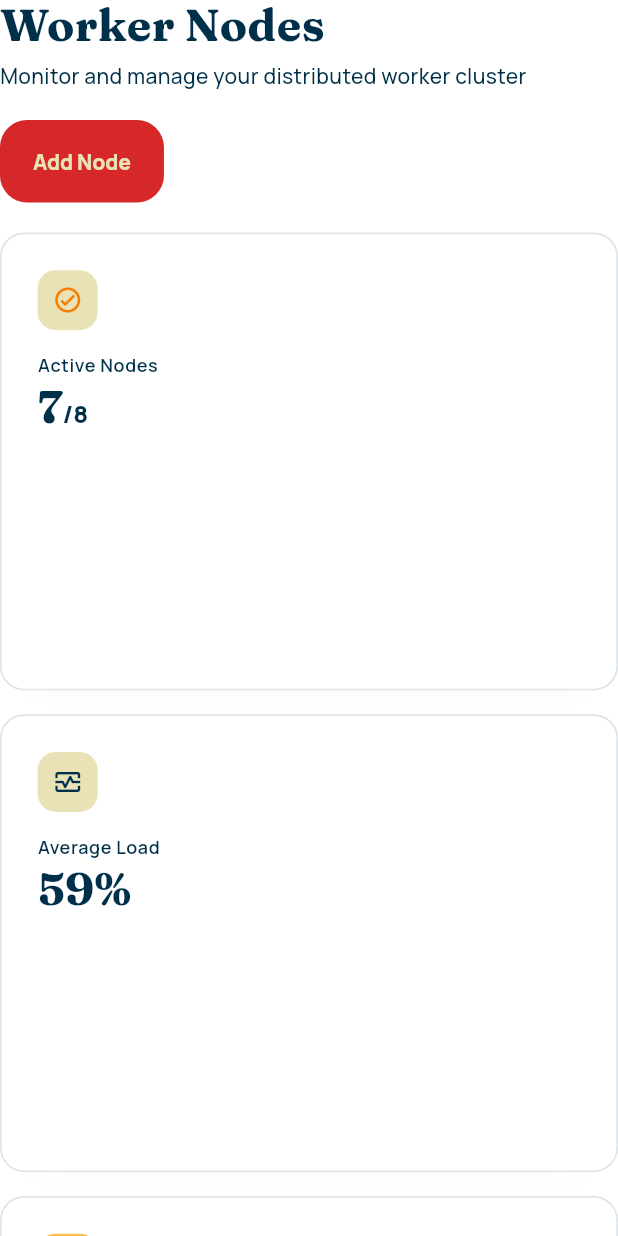
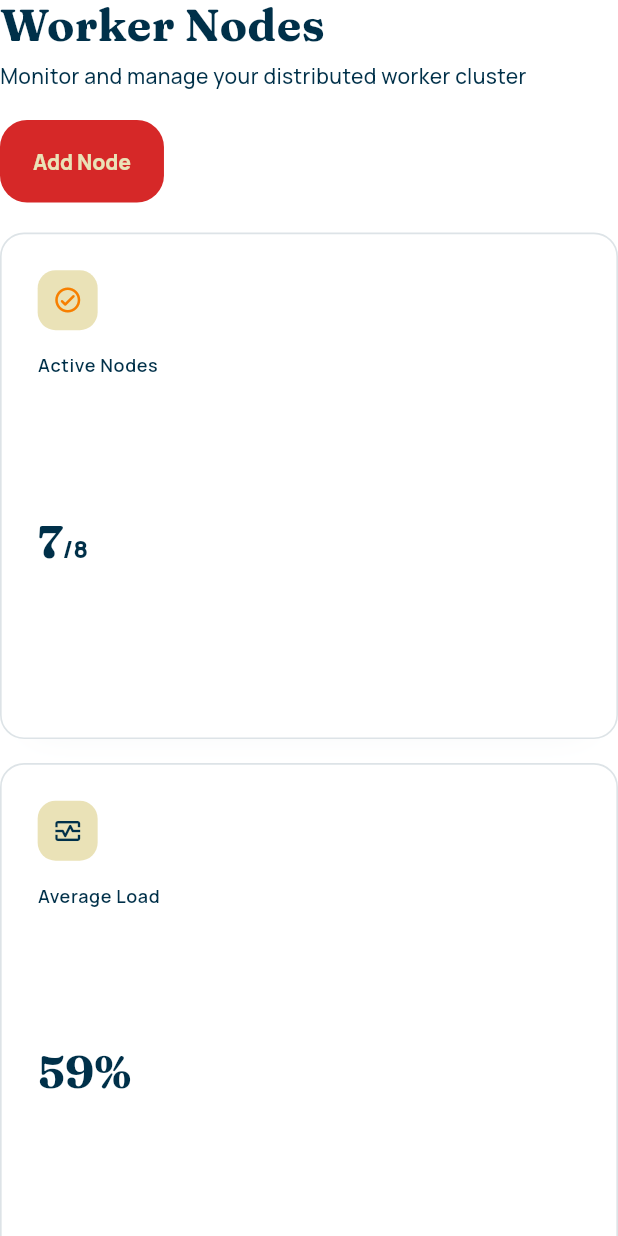
Before and after one commit to DistribuidosN/Frontend, a Flutter app: the NodesPage widget shown alone on an empty page, opened directly, on a phone screen of 412 x 824 dp. Run offline on Flutter 3.47's test engine with Material 3 defaults, Android fonts, the phone set to English and light mode, and no system bars; our stand-ins replace flutter_svg, google_fonts; project files that could hold a hidden picture were left out.

Commit message:
modified:   flutter_app/lib/features/nodes/presentation/nodes_page.dart modified:   flutter_app/lib/features/shell/presentation/shell.dart

```diff
--- a/flutter_app/lib/features/nodes/presentation/nodes_page.dart
+++ b/flutter_app/lib/features/nodes/presentation/nodes_page.dart
@@ -94,7 +94,7 @@ class _NodesPageState extends State<NodesPage> {
         const SizedBox(height: 20),
         AdaptiveGrid(
           minItemWidth: 220,
-          childAspectRatio: 1.35,
+          childAspectRatio: 1.22,
           children: <Widget>[
             _NodesSummaryCard(
               icon: Icons.check_circle_outline_rounded,
@@ -354,43 +354,75 @@ class _NodesSummaryCard extends StatelessWidget {
   Widget build(BuildContext context) {
     return AppSurface(
       radius: 16,
-      padding: const EdgeInsets.all(24),
+      padding: EdgeInsets.zero,
+      child: LayoutBuilder(
+        builder: (BuildContext context, BoxConstraints constraints) {
+          final bool compact =
+              constraints.maxWidth < 220 || constraints.maxHeight < 150;
+          final double contentPadding = compact ? 16 : 24;
+          final double iconBox = compact ? 34 : 40;
+          final double iconSize = compact ? 18 : 20;
+          final double titleGap = compact ? 10 : 14;
+          final double valueGap = compact ? 4 : 6;
+
+          return Padding(
+            padding: EdgeInsets.all(contentPadding),
             child: Column(
               crossAxisAlignment: CrossAxisAlignment.start,
               children: <Widget>[
                 Container(
-            width: 40,
-            height: 40,
+                  width: iconBox,
+                  height: iconBox,
                   decoration: BoxDecoration(
                     color: iconBackground,
-              borderRadius: BorderRadius.circular(12),
+                    borderRadius: BorderRadius.circular(compact ? 11 : 12),
                   ),
-            child: Icon(icon, size: 20, color: iconColor),
+                  child: Icon(icon, size: iconSize, color: iconColor),
                 ),
-          const SizedBox(height: 14),
+                SizedBox(height: titleGap),
                 Text(
                   label,
+                  maxLines: 1,
+                  overflow: TextOverflow.ellipsis,
                   style: Theme.of(
                     context,
                   ).textTheme.bodySmall?.copyWith(color: AppTheme.slate),
                 ),
-          const SizedBox(height: 6),
-          RichText(
+                SizedBox(height: valueGap),
+                Flexible(
+                  child: Align(
+                    alignment: Alignment.centerLeft,
+                    child: FittedBox(
+                      fit: BoxFit.scaleDown,
+                      alignment: Alignment.centerLeft,
+                      child: RichText(
                         text: TextSpan(
-              style: AppTheme.displayStyle(context, size: 30, height: 1.0),
+                          style: AppTheme.displayStyle(
+                            context,
+                            size: compact ? 24 : 30,
+                            height: 1.0,
+                          ),
                           children: <InlineSpan>[
                             TextSpan(text: value),
                             if (suffix != null)
                               TextSpan(
                                 text: suffix,
-                    style: Theme.of(
-                      context,
-                    ).textTheme.titleMedium?.copyWith(color: AppTheme.slate),
+                                style: Theme.of(context).textTheme.titleMedium
+                                    ?.copyWith(
+                                      color: AppTheme.slate,
+                                      fontSize: compact ? 14 : null,
+                                    ),
                               ),
                           ],
                         ),
                       ),
+                    ),
+                  ),
+                ),
               ],
+            ),
+          );
+        },
       ),
     );
   }
```
Also changed, not shown: flutter_app/lib/features/shell/presentation/shell.dart (+83 -15 lines). Lines whose indentation alone changed are shown as unchanged.
